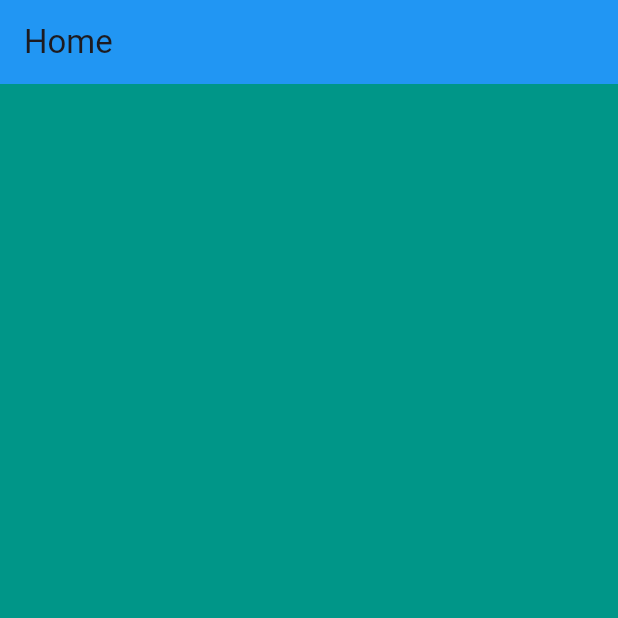
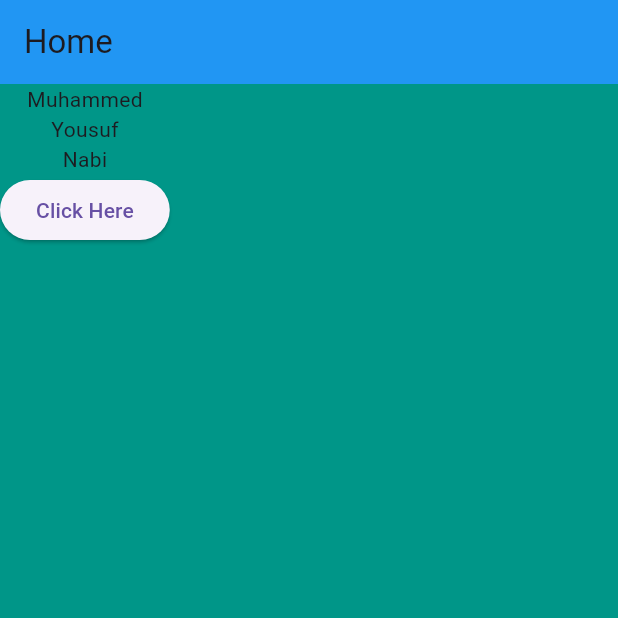
Before and after one commit to M-Yousuf-Nabi/app1-practice, a Flutter app: the screen it shows after launch, on a phone screen of 412 x 824 dp, the top half of it. Run offline on Flutter 3.47's test engine with Material 3 defaults, Android fonts, the phone set to English and light mode, and no system bars.

Commit message:
Module 8 start from here

```diff
--- a/lib/main.dart
+++ b/lib/main.dart
@@ -23,81 +23,23 @@ class Home extends StatelessWidget {
   @override
   Widget build(BuildContext context) {
     return Scaffold(
-      backgroundColor: Colors.teal,
-      appBar: AppBar(
-        backgroundColor: Colors.blue,
-        title: Text("Home"),
-      ),
-      body: Center(
-        // child: Image.asset(
-        //   "assets/Image/01.jpeg",
-        //   width: 300,
-        //   height: 400,
-        //   fit: BoxFit.cover,
-        // ),
-
-        // Icon(
-        //   Icons.android,
-        //   size: 100,
-        //   color: Colors.white,
-        // ),
-        // Text("Hello",
-        // style: TextStyle(
-        //   fontSize: 30,
-        //   fontWeight: FontWeight.bold,
-        // ),),
-
-        // child: ElevatedButton(
-        //     onPressed: () {
-        //       print("Button pressed");
-        //     },
-        //
-        //     child: Text("Notification",
-        //     style: TextStyle(
-        //       fontSize: 40,
-        //       fontStyle: FontStyle.italic,
-        //       color: Colors.black,
-        //     ),
-        //     )
-        // ),
-
-        // child: IconButton(onPressed: () {
-        //   print("Add");
-        // },
-        //  icon: Icon(Icons.add),
-        // ),
-
-        // child: TextButton(
-        //   onPressed: () {
-        //     print("Show button pressed");
-        //   },
-        //   child: Text("Text Button"),
-        // ),
-
-        // child: GestureDetector(
-        //   onTap: (){
-        //     print("Single Tapped");
-        //   },
-        //   onDoubleTap: (){
-        //     print("Double Tapped");
-        //   },
-        //   child: Image.asset(
-        //     "assets/Image/01.jpeg",
-        //     width: 300,
-        //     height: 400,
-        //     fit: BoxFit.cover,
-        //   ),
-        // )
-       //  child: InkWell(
-       //     onTap: (){
-       //        print("Single Tapped");
-       //  },
-       //  onDoubleTap: (){
-       //        print("Double Tapped");
-       //  },
-       //  child: Text("Hello World"),
-       // ),
-      ),
+        backgroundColor: Colors.teal,
+        appBar: AppBar(
+          backgroundColor: Colors.blue,
+          title: Text("Home"),
+        ),
+        body: Column(children: [
+          Text("Muhammed"),
+          Text("Yousuf"),
+          Text("Nabi"),
+          ElevatedButton(
+            onPressed: () {
+              print("Button Clicked");
+            },
+            child: Text("Click Here"),
+          )
+        ]
+      )
     );
   }
 }
```
